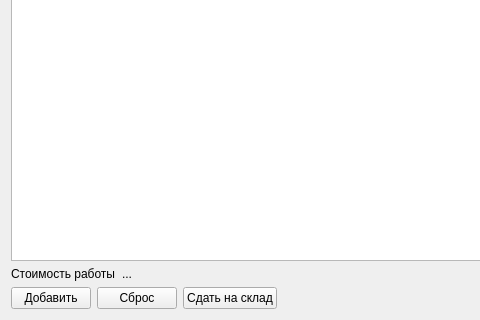
Above: stockinforma.ui from Lelius/protyazhka before the change; both pictures show x 0 to 480 and y 174 to 494 of the 693 by 494 pixel window. Below: the same form after it.
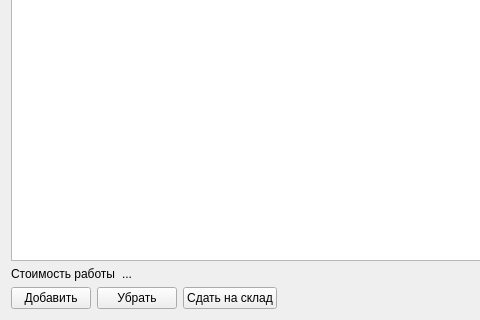
That is the form after the change.

Commit message: Добавил пустые слоты в StockInForma.

Patch:
```diff
--- a/stockinforma.ui
+++ b/stockinforma.ui
@@ -63,7 +63,7 @@
      <item row="0" column="1">
       <widget class="QPushButton" name="pushButtonInReset">
        <property name="text">
-        <string>Сброс</string>
+        <string>Убрать</string>
        </property>
       </widget>
      </item>
```
The commit also changes 2 other files.
